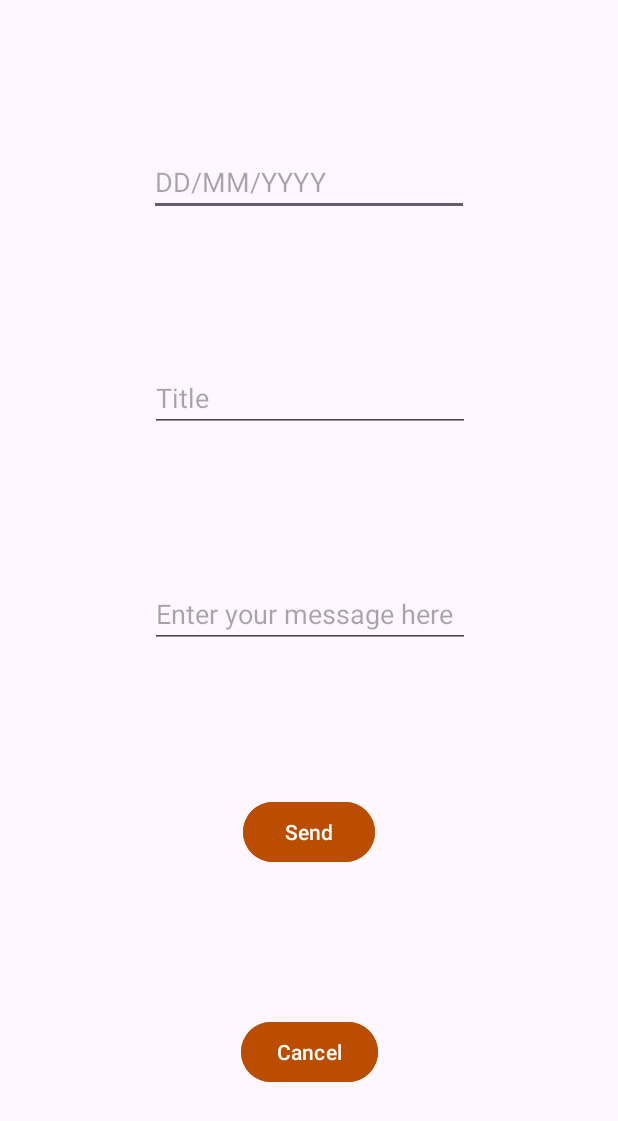
After one commit to Robertguarneros/pixelRushFrontEndv1.0, an Android app: the AskAQuestionActivity screen opened directly, with no data from a screen before it, on a phone screen of 412 x 824 dp. The commit adds this screen. Shown: the top 1121 px of the screen. Run offline under Robolectric (Android 15) with nearby library versions, the phone set to English and light mode, and no system bars.

Commit message:
Minimo 2 Roberto

```diff
--- a/app/src/main/AndroidManifest.xml
+++ b/app/src/main/AndroidManifest.xml
@@ -30,6 +30,8 @@
         </activity>
         <activity android:name=".ProfileActivity">
         </activity>
+        <activity android:name=".AskAQuestionActivity">
+        </activity>
         <activity
             android:name="com.eetac.dsa.pixelrushfrontendv10.SplashActivity"
             android:exported="true">
--- /dev/null
+++ b/app/src/main/java/com/eetac/dsa/pixelrushfrontendv10/AskAQuestionActivity.java
@@ -0,0 +1,75 @@
+package com.eetac.dsa.pixelrushfrontendv10;
+
+import android.content.Intent;
+import android.os.Bundle;
+import android.util.Log;
+import android.view.View;
+import android.widget.EditText;
+import android.widget.ProgressBar;
+import android.widget.Toast;
+
+import androidx.appcompat.app.AppCompatActivity;
+
+import com.eetac.dsa.pixelrushfrontendv10.backEndClasses.Question;
+import com.eetac.dsa.pixelrushfrontendv10.backEndClasses.RegisterCredentials;
+
+import retrofit2.Call;
+import retrofit2.Callback;
+import retrofit2.Response;
+
+public class AskAQuestionActivity extends AppCompatActivity {
+    EditText editTextDate;
+    EditText editTextTitle;
+    EditText editTextMessage;
+    String username;
+
+    @Override
+    protected void onCreate(Bundle savedInstanceState) {
+        super.onCreate(savedInstanceState);
+        setContentView(R.layout.ask_a_question);
+        Intent intent = getIntent();
+        username = intent.getStringExtra("username");
+
+        // Initialize the text views and buttons here
+        editTextDate = findViewById(R.id.editTextDate);
+        editTextTitle = findViewById(R.id.editTextTitle);
+        editTextMessage = findViewById(R.id.editTextTextMessage);
+    }
+
+    public void sendQuestion(View view){
+
+        PixelRushService pixelRushService = PixelRushService.retrofit.create(PixelRushService.class);//creating interface
+
+        String date = editTextDate.getText().toString();
+        String title = editTextTitle.getText().toString();
+        String message = editTextMessage.getText().toString();
+
+        Question question = new Question(date,title,message,username);
+
+        Call<Void> callAskAQuestion = pixelRushService.askAQuestion(question);
+
+        callAskAQuestion.enqueue(new Callback<Void>() {
+            @Override
+            public void onResponse(Call<Void> call, Response<Void> response) {
+
+                if (response.isSuccessful()) {
+                    Log.i("First Version","Question sent successfully");
+                    Toast.makeText(AskAQuestionActivity.this,"Question sent successfully",Toast.LENGTH_SHORT).show();
+                    finish();
+                } else {
+                    Log.i("First Version","Error: " + response.code() + " " + response.message());
+                    Toast.makeText(AskAQuestionActivity.this,"Error"+response.message(),Toast.LENGTH_SHORT).show();
+                }
+            }
+            @Override
+            public void onFailure(Call<Void> call, Throwable t) {
+                Log.i("First Version","Error: "+t.getMessage(),t);
+                Toast.makeText(AskAQuestionActivity.this,"Error"+t.getMessage(),Toast.LENGTH_SHORT).show();
+            }
+        });
+    }
+
+    public void cancelQuestion(View view){
+        finish();
+    }
+}
--- a/app/src/main/java/com/eetac/dsa/pixelrushfrontendv10/MyAdapter.java
+++ b/app/src/main/java/com/eetac/dsa/pixelrushfrontendv10/MyAdapter.java
@@ -62,6 +62,7 @@ public class MyAdapter extends RecyclerView.Adapter<MyAdapter.ViewHolder> {
                     public void onResponse(Call<Void> call, Response<Void> response) {
                         progressBarBuy.setVisibility(View.GONE);
 
+
                         if (response.isSuccessful()) {
                             System.out.println("Purchase Successful");
                             Toast.makeText(context, "Purchase Successful", Toast.LENGTH_SHORT).show();
--- a/app/src/main/java/com/eetac/dsa/pixelrushfrontendv10/PixelRushService.java
+++ b/app/src/main/java/com/eetac/dsa/pixelrushfrontendv10/PixelRushService.java
@@ -3,6 +3,7 @@ import com.eetac.dsa.pixelrushfrontendv10.backEndClasses.LoginCredentials;
 import com.eetac.dsa.pixelrushfrontendv10.backEndClasses.RegisterCredentials;
 import com.eetac.dsa.pixelrushfrontendv10.backEndClasses.StoreObject;
 import com.eetac.dsa.pixelrushfrontendv10.backEndClasses.User;
+import com.eetac.dsa.pixelrushfrontendv10.backEndClasses.Question;
 
 import java.util.List;
 import retrofit2.Call;
@@ -15,6 +16,7 @@ import retrofit2.http.Path;
 import retrofit2.http.PUT;
 
 public interface PixelRushService {
+    //String URL = "http://147.83.7.203:80/dsaApp/pixelRush/";
     String URL = "http://10.0.2.2:8080/dsaApp/pixelRush/";
     @POST("registerNewUser")
     Call<Void> register(@Body RegisterCredentials credentials);
@@ -26,6 +28,8 @@ public interface PixelRushService {
     Call<User> getUser(@Path("username") String username);
     @PUT("addItemToUser/{username}/{objectID}")
     Call<Void> addItemToUser(@Path("username") String username, @Path("objectID") String objectID);
+    @POST("question")
+    Call<Void> askAQuestion(@Body Question question);
     Retrofit retrofit = new Retrofit.Builder()
             .baseUrl(URL)
             .addConverterFactory(GsonConverterFactory.create())
--- /dev/null
+++ b/app/src/main/res/layout/ask_a_question.xml
@@ -0,0 +1,70 @@
+<?xml version="1.0" encoding="utf-8"?>
+<androidx.constraintlayout.widget.ConstraintLayout xmlns:android="http://schemas.android.com/apk/res/android"
+    xmlns:app="http://schemas.android.com/apk/res-auto"
+    xmlns:tools="http://schemas.android.com/tools"
+    android:layout_width="match_parent"
+    android:layout_height="match_parent">
+
+    <EditText
+        android:id="@+id/editTextDate"
+        android:layout_width="wrap_content"
+        android:layout_height="wrap_content"
+        android:ems="10"
+        android:hint="DD/MM/YYYY "
+        android:inputType="text"
+        app:layout_constraintBottom_toTopOf="@+id/editTextTitle"
+        app:layout_constraintEnd_toEndOf="parent"
+        app:layout_constraintStart_toStartOf="parent"
+        app:layout_constraintTop_toTopOf="parent" />
+
+    <EditText
+        android:id="@+id/editTextTitle"
+        android:layout_width="wrap_content"
+        android:layout_height="wrap_content"
+        android:ems="10"
+        android:hint="Title"
+        android:inputType="text"
+        app:layout_constraintBottom_toTopOf="@+id/editTextTextMessage"
+        app:layout_constraintEnd_toEndOf="parent"
+        app:layout_constraintHorizontal_bias="0.502"
+        app:layout_constraintStart_toStartOf="parent"
+        app:layout_constraintTop_toBottomOf="@+id/editTextDate" />
+
+    <Button
+        android:id="@+id/sendQuestionBtn"
+        android:layout_width="wrap_content"
+        android:layout_height="wrap_content"
+        android:backgroundTint="@color/Nami_dark"
+        android:onClick="sendQuestion"
+        android:text="Send"
+        app:layout_constraintBottom_toTopOf="@+id/buttonCancelQuestion"
+        app:layout_constraintEnd_toEndOf="parent"
+        app:layout_constraintStart_toStartOf="parent"
+        app:layout_constraintTop_toBottomOf="@+id/editTextTextMessage" />
+
+    <Button
+        android:id="@+id/buttonCancelQuestion"
+        android:layout_width="wrap_content"
+        android:layout_height="wrap_content"
+        android:backgroundTint="@color/Nami_dark"
+        android:onClick="cancelQuestion"
+        android:text="Cancel"
+        app:layout_constraintBottom_toBottomOf="parent"
+        app:layout_constraintEnd_toEndOf="parent"
+        app:layout_constraintStart_toStartOf="parent"
+        app:layout_constraintTop_toBottomOf="@+id/sendQuestionBtn" />
+
+    <EditText
+        android:id="@+id/editTextTextMessage"
+        android:layout_width="wrap_content"
+        android:layout_height="wrap_content"
+        android:ems="10"
+        android:gravity="start|top"
+        android:hint="Enter your message here"
+        android:inputType="textMultiLine"
+        app:layout_constraintBottom_toTopOf="@+id/sendQuestionBtn"
+        app:layout_constraintEnd_toEndOf="parent"
+        app:layout_constraintHorizontal_bias="0.502"
+        app:layout_constraintStart_toStartOf="parent"
+        app:layout_constraintTop_toBottomOf="@+id/editTextTitle" />
+</androidx.constraintlayout.widget.ConstraintLayout>
```
Also changed, not shown: app/src/main/java/com/eetac/dsa/pixelrushfrontendv10/MainUserPageActivity.java (+6 -1 lines), app/src/main/java/com/eetac/dsa/pixelrushfrontendv10/backEndClasses/Question.java (added, +48 -0 lines), app/src/main/res/layout/main_user_page.xml (+12 -0 lines).
